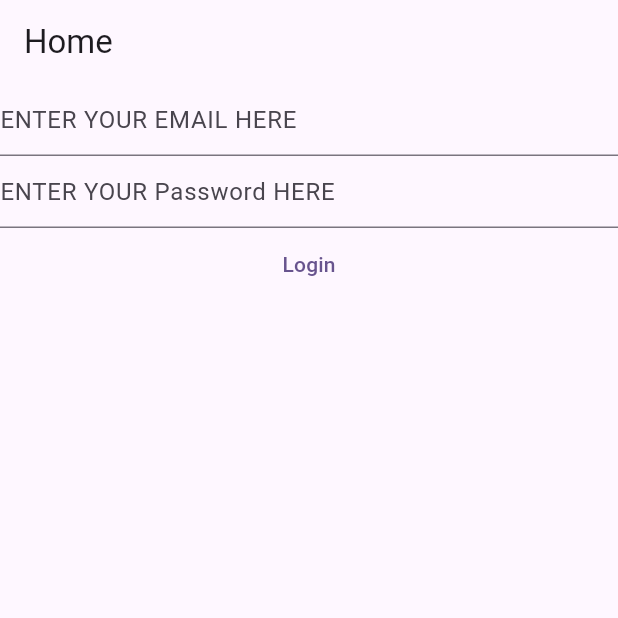
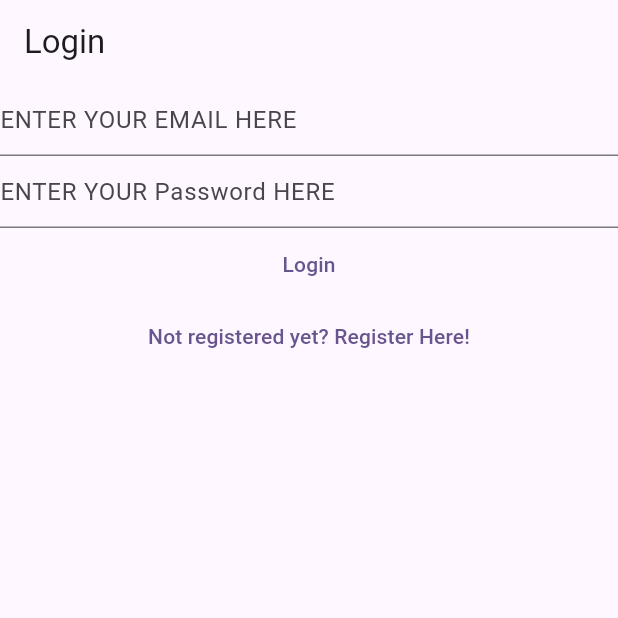
Before and after one commit to 13virat/mynotes, a Flutter app: the screen it shows after launch, on a phone screen of 412 x 824 dp, the top half of it. Run offline on Flutter 3.47's test engine with Material 3 defaults, Android fonts, the phone set to English and light mode, and no system bars; our stand-ins replace firebase_auth, firebase_core; accounts and stored records are empty.

Commit message:
link login and register

```diff
--- a/lib/main.dart
+++ b/lib/main.dart
@@ -4,6 +4,7 @@ import 'package:flutter/material.dart';
 import 'package:mynotes/firebase_options.dart';
 import 'package:mynotes/views/login_view.dart';
 import 'package:mynotes/views/register_view.dart';
+import 'package:mynotes/views/verify_email_view.dart';
 
 void main() {
   WidgetsFlutterBinding.ensureInitialized();
@@ -15,6 +16,10 @@ void main() {
         useMaterial3: true,
       ),
       home: const HomePage(),
+      routes: {
+        '/login/': (context) => const LoginView(),
+        '/register/': (context) => const RegisterView(),
+      },
     ),
   );
 }
@@ -24,55 +29,29 @@ class HomePage extends StatelessWidget {
 
   @override
   Widget build(BuildContext context) {
-    return Scaffold(
-      appBar: AppBar(
-        title: const Text('Home'),
-      ),
-      body: FutureBuilder(
+    return FutureBuilder(
       future: Firebase.initializeApp(
         options: DefaultFirebaseOptions.currentPlatform,
       ),
       builder: (context, snapshot) {
         switch (snapshot.connectionState) {
           case ConnectionState.done:
-              // final user = FirebaseAuth.instance.currentUser;
-              // print(user);
-              // if (user?.emailVerified ?? false) {
-              //   return const Text('Done');
-              // } else {
-              //   return const VerifyEmailView();
-              // }
-              return LoginView();
+            final user = FirebaseAuth.instance.currentUser;
+            if (user != null) {
+              if (user.emailVerified) {
+                return Text("Email is verified");
+              } else {
+                return const VerifyEmailView();
+              }
+            } else {
+              return const LoginView();
+            }
+            return const Text('Done');
 
           default:
-              return const Text('Loading....');
+            return const CircularProgressIndicator();
         }
       },
-      ),
     );
   }
 }
-
-class VerifyEmailView extends StatefulWidget {
-  const VerifyEmailView({super.key});
-
-  @override
-  State<VerifyEmailView> createState() => _VerifyEmailViewState();
-}
-
-class _VerifyEmailViewState extends State<VerifyEmailView> {
-  @override
-  Widget build(BuildContext context) {
-    return Column(
-      children: [
-        const Text('Please verify your email address'),
-        TextButton(
-            onPressed: () async {
-              final user = FirebaseAuth.instance.currentUser;
-              await user?.sendEmailVerification();
-            },
-            child: const Text('Send email verification'))
-      ],
-    );
-  }
-}
--- a/lib/views/login_view.dart
+++ b/lib/views/login_view.dart
@@ -29,14 +29,19 @@ class _LoginViewState extends State<LoginView> {
 
   @override
   Widget build(BuildContext context) {
-    return Column(
+    return Scaffold(
+      appBar: AppBar(
+        title: const Text('Login'),
+      ),
+      body: Column(
         children: [
           TextField(
             controller: _email,
             enableSuggestions: false,
             autocorrect: false,
             keyboardType: TextInputType.emailAddress,
-          decoration: const InputDecoration(hintText: 'ENTER YOUR EMAIL HERE'),
+            decoration:
+                const InputDecoration(hintText: 'ENTER YOUR EMAIL HERE'),
           ),
           TextField(
             controller: _password,
@@ -52,7 +57,8 @@ class _LoginViewState extends State<LoginView> {
               final password = _password.text;
               try {
                 final userCredential = await FirebaseAuth.instance
-                  .signInWithEmailAndPassword(email: email, password: password);
+                    .signInWithEmailAndPassword(
+                        email: email, password: password);
                 print(userCredential);
               } on FirebaseAuthException catch (e) {
                 if (e.code == 'user-not-found') {
@@ -87,7 +93,17 @@ class _LoginViewState extends State<LoginView> {
             // },
             child: const Text('Login'),
           ),
+          TextButton(
+            onPressed: () {
+              Navigator.of(context).pushNamedAndRemoveUntil(
+                '/register/',
+                (route) => false,
+              );
+            },
+            child: const Text('Not registered yet? Register Here!'),
+          )
         ],
+      ),
     );
   }
 }
--- a/lib/views/register_view.dart
+++ b/lib/views/register_view.dart
@@ -30,14 +30,19 @@ class _RegisterViewState extends State<RegisterView> {
 
   @override
   Widget build(BuildContext context) {
-    return Column(
+    return Scaffold(
+      appBar: AppBar(
+        title: const Text('Register'),
+      ),
+      body: Column(
         children: [
           TextField(
             controller: _email,
             enableSuggestions: false,
             autocorrect: false,
             keyboardType: TextInputType.emailAddress,
-          decoration: const InputDecoration(hintText: 'ENTER YOUR EMAIL HERE'),
+            decoration:
+                const InputDecoration(hintText: 'ENTER YOUR EMAIL HERE'),
           ),
           TextField(
             controller: _password,
@@ -68,7 +73,17 @@ class _RegisterViewState extends State<RegisterView> {
             },
             child: const Text('Register'),
           ),
+          TextButton(
+            onPressed: () {
+              Navigator.of(context).pushNamedAndRemoveUntil(
+                '/login/',
+                (route) => false,
+              );
+            },
+            child: const Text('Already register? Login Here'),
+          )
         ],
+      ),
     );
   }
 }
```
Also changed, not shown: lib/views/verify_email_view.dart (added, +31 -0 lines). Lines whose indentation alone changed are shown as unchanged.
